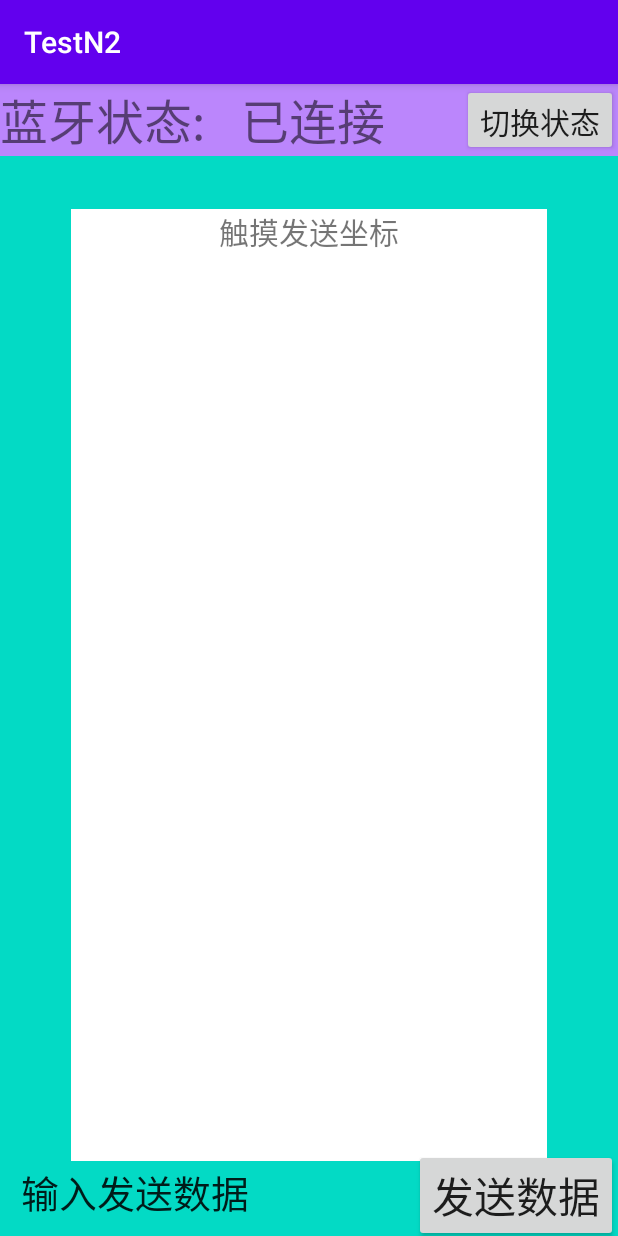
After one commit to lnewiy/BluetoothTest1, an Android app: the BTRW screen opened directly, with no data from a screen before it, on a phone screen of 412 x 824 dp. The commit adds this screen. Run offline under Robolectric (Android 15) with nearby library versions, the phone set to English and light mode, and no system bars; 1 statement that could not run was skipped.

Commit message:
stage 0318

```diff
--- /dev/null
+++ b/app/src/main/java/com/example/testn2/BTRW.java
@@ -0,0 +1,191 @@
+package com.example.testn2;
+
+import android.Manifest;
+import android.annotation.SuppressLint;
+import android.bluetooth.BluetoothDevice;
+import android.bluetooth.BluetoothSocket;
+import android.content.Intent;
+import android.os.Build;
+import android.os.Handler;
+import android.os.Message;
+import android.support.v4.app.ActivityCompat;
+import android.support.v7.app.AppCompatActivity;
+import android.os.Bundle;
+import android.util.Log;
+import android.view.MotionEvent;
+import android.view.View;
+import android.widget.Toast;
+
+import java.io.IOException;
+import java.io.InputStream;
+import java.io.OutputStream;
+import java.util.ArrayList;
+import java.util.UUID;
+
+public class BTRW extends AppCompatActivity {
+
+    private ArrayList<String> requestList = new ArrayList<>();
+
+    private int REQ_Permission_CODE = 1;
+    public View touchArea;
+
+    private BTclient btclient = new BTclient();
+
+
+    private OutputStream btOutstream;
+
+    private Toast mToast;
+    public BTControl mController = new BTControl();
+
+    public ArrayList<String> msglist = new ArrayList<>();
+    private BluetoothSocket btsocket;
+
+    public Handler mhandler;
+
+    private interface MessageConstants {
+        public static final int MESSAGE_READ = 0;
+        public static final int MESSAGE_WRITE = 1;
+        public static final int MESSAGE_TOAST = 2;
+
+
+    }
+
+
+    @Override
+    protected void onCreate(Bundle savedInstanceState) {
+        super.onCreate(savedInstanceState);
+        setContentView(R.layout.activity_btrw);
+
+
+        touchArea = (View) findViewById(R.id.hint1);
+
+        touchArea.setOnTouchListener(handleTouch);
+
+        Intent intent = getIntent();
+        Bundle bundle = intent.getExtras();
+
+        btclient.connectDevice(mController.find_device(bundle.getString("deviceaddr")));
+
+        btclient.start();
+
+    }
+
+    private final View.OnTouchListener handleTouch = new View.OnTouchListener() {
+
+        public boolean onTouch(View v, MotionEvent event) {
+
+            int y = 1152*(int) event.getY()/touchArea.getHeight();//结果归化到1080*1920
+            int x = 576*(int) event.getX()/touchArea.getWidth();
+
+            if(x>=576){x=576;}if(x<0){x=0;}
+            if(y>=1152){y=1152;}if(y<0){y=0;}//越界
+
+
+            switch (event.getAction()) {
+                case MotionEvent.ACTION_DOWN:
+                    Log.e("touch", "起始位置x:" + x + ",y:" + y);
+                    break;
+                case MotionEvent.ACTION_MOVE:
+                    Log.e("touch", "当前位置x:" + x + ",y:" + y);
+                    break;
+                case MotionEvent.ACTION_UP:
+                    Log.e("touch", "结束位置x:" + x + ",y:" + y);
+                    break;
+                default:
+                    break;
+            }
+            return true;
+
+        }
+    };
+
+
+
+    public void getPermission(){
+        if(Build.VERSION.SDK_INT >= Build.VERSION_CODES.S){
+            requestList.add(Manifest.permission.BLUETOOTH_SCAN);
+            requestList.add(Manifest.permission.BLUETOOTH_ADVERTISE);
+            requestList.add(Manifest.permission.BLUETOOTH_CONNECT);
+            requestList.add(Manifest.permission.ACCESS_FINE_LOCATION);
+            requestList.add(Manifest.permission.ACCESS_COARSE_LOCATION);
+            requestList.add(Manifest.permission.BLUETOOTH);
+        }
+        if(requestList.size() != 0){
+            ActivityCompat.requestPermissions(this, requestList.toArray(new String[0]), REQ_Permission_CODE);
+        }
+    }
+
+    @SuppressLint("MissingPermission")
+    private class BTclient extends Thread{
+        private void connectDevice(BluetoothDevice device){
+            try {
+                getPermission();
+                btsocket = device.createRfcommSocketToServiceRecord(UUID.fromString("00001101-0000-1000-8000-00805F9B34FB"));
+                btsocket.connect();
+                showToast("蓝牙连接成功");
+            } catch (IOException e) {
+                e.printStackTrace();
+                showToast("蓝牙连接失败");
+            }
+        }
+    }
+
+    public void showToast(String text){
+        if( mToast == null){
+            mToast = Toast.makeText(this, text, Toast.LENGTH_SHORT);
+        }
+        else{
+            mToast.setText(text);
+        }
+        mToast.show();
+    }
+
+    public void sendMessageHandle(String msg)
+    {
+        getPermission();
+        if (btsocket == null)
+        {
+            showToast("没有连接");
+            return;
+        }
+        try {
+            OutputStream os = btsocket.getOutputStream();
+            os.write(msg.getBytes()); //发送出去的值为：msg
+        } catch (IOException e) {
+            e.printStackTrace();
+        }
+    }
+
+    public String getFrame(int x,int y){
+
+
+    }
+    /*public void sendmsg(byte[] bytes){
+        try{
+            btOutstream.write(bytes);
+            Message writtenMsg = mhandler.obtainMessage(
+                    MessageConstants.MESSAGE_WRITE,-1,-1,mBuffer);
+            writtenMsg.sendToTarget();
+        }
+        catch(IOException e){
+            Log.e("send","数据发送出错");
+
+            Message writeErrorMsg = mhandler.obtainMessage(MessageConstants.MESSAGE_TOAST);
+            Bundle bundle = new Bundle();
+            bundle.putString("toast","无法向另一个设备发送消息");
+            writeErrorMsg.setData(bundle);
+            mhandler.sendMessage(writeErrorMsg);
+        }
+
+    }*/
+
+    public void btDisconnect(){
+        try{
+            btsocket.close();
+        }catch(IOException e){
+            Log.e("close","无法关闭连接");
+        }
+
+
+    }
+}
--- /dev/null
+++ b/app/src/main/res/layout/activity_btrw.xml
@@ -0,0 +1,120 @@
+<?xml version="1.0" encoding="utf-8"?>
+<android.support.constraint.ConstraintLayout xmlns:android="http://schemas.android.com/apk/res/android"
+    xmlns:app="http://schemas.android.com/apk/res-auto"
+    xmlns:tools="http://schemas.android.com/tools"
+    android:layout_width="match_parent"
+    android:layout_height="match_parent"
+    tools:context=".BTRW"
+    android:background="@color/teal_200">
+
+
+    <TextView
+        android:id="@+id/conntv2"
+        android:layout_width="match_parent"
+        android:layout_height="wrap_content"
+        android:background="@color/purple_200"
+        android:text="@string/conn2"
+        android:paddingStart="5dp"
+        android:textAlignment="center"
+        android:textSize="32sp"
+        app:layout_constraintBottom_toBottomOf="@id/conntv1"
+        app:layout_constraintStart_toStartOf="parent"
+        app:layout_constraintTop_toTopOf="parent"
+        app:layout_constraintVertical_bias="1.0" />
+
+    <TextView
+        android:id="@+id/conntv1"
+        android:layout_width="wrap_content"
+        android:layout_height="wrap_content"
+        android:text="@string/conn1"
+        android:textSize="32sp"
+        android:gravity="center_horizontal"
+        android:background="@color/purple_200"
+        app:layout_constraintTop_toTopOf="parent"
+        app:layout_constraintStart_toStartOf="parent"
+        />
+
+
+
+
+    <Button
+        android:id="@+id/button3"
+        android:layout_width="wrap_content"
+        android:layout_height="0dp"
+        android:text="@string/button3"
+        android:textSize="20sp"
+        app:layout_constraintTop_toTopOf="parent"
+        app:layout_constraintBottom_toBottomOf="@id/conntv2"
+        app:layout_constraintEnd_toEndOf="parent"
+        />
+
+
+    <TextView
+        android:id="@+id/conntv4"
+        android:layout_width="match_parent"
+        android:layout_height="0dp"
+        android:text="@string/show3"
+        android:textSize="30sp"
+        android:background="@color/teal_200"
+        android:gravity="center_horizontal"
+        android:paddingBottom="5dp"
+        app:layout_constraintBottom_toTopOf="@id/et1"
+        app:layout_constraintStart_toStartOf="parent"
+        />
+
+    <TextView
+        android:id="@+id/hint1"
+        android:layout_width="0dp"
+        android:layout_height="0dp"
+        android:layout_gravity="center_horizontal"
+        android:layout_marginTop="35dp"
+        android:layout_marginBottom="50dp"
+        android:background="@color/white"
+        android:text="@string/hint1"
+        android:textAlignment="center"
+        android:textSize="20sp"
+        app:layout_constraintBottom_toBottomOf="parent"
+        app:layout_constraintDimensionRatio="576:1152"
+        app:layout_constraintEnd_toEndOf="parent"
+        app:layout_constraintStart_toStartOf="parent"
+        app:layout_constraintTop_toBottomOf="@id/conntv1"
+        />
+    <EditText
+        android:id="@+id/et1"
+        android:layout_width="0dp"
+        android:layout_height="wrap_content"
+        android:text="@string/send1"
+        android:textSize="25sp"
+        app:layout_constraintTop_toBottomOf=""
+        app:layout_constraintBottom_toBottomOf="parent"
+        app:layout_constraintStart_toStartOf="parent"
+        app:layout_constraintEnd_toStartOf="@id/button4"
+        android:layout_marginStart="10dp"
+        />
+    <Button
+        android:id="@+id/button4"
+        android:layout_width="wrap_content"
+        android:layout_height="0dp"
+        android:text="@string/show3"
+        android:textSize="28sp"
+        app:layout_constraintEnd_toEndOf="parent"
+        app:layout_constraintTop_toBottomOf="@id/conntv4"
+        />
+
+
+
+
+
+
+
+
+
+
+
+
+
+
+
+
+
+</android.support.constraint.ConstraintLayout>
--- a/app/src/main/res/layout/activity_main.xml
+++ b/app/src/main/res/layout/activity_main.xml
@@ -54,7 +54,6 @@
         android:layout_width="0dp"
         android:layout_height="0dp"
         android:background="@color/teal_200"
-        android:textSize="18sp"
         app:layout_constraintTop_toTopOf="parent"
         app:layout_constraintStart_toEndOf="@id/switch1"
         app:layout_constraintEnd_toEndOf="parent"
--- a/app/src/main/res/values/strings.xml
+++ b/app/src/main/res/values/strings.xml
@@ -4,4 +4,10 @@
     <string name="button2">打开可被发现</string>
     <string name="sw1">蓝牙开关    </string>
     <string name="show1">设备列表</string>
+    <string name="conn1">蓝牙状态:  </string>
+    <string name="conn2">已连接</string>
+    <string name="button3">切换状态</string>
+    <string name="hint1">触摸发送坐标</string>
+    <string name="show3">发送数据</string>
+    <string name="send1">输入发送数据</string>
 </resources>
```
Also changed, not shown: app/src/main/AndroidManifest.xml (+10 -8 lines), app/src/main/java/com/example/testn2/MainActivity.java (+7 -6 lines).
